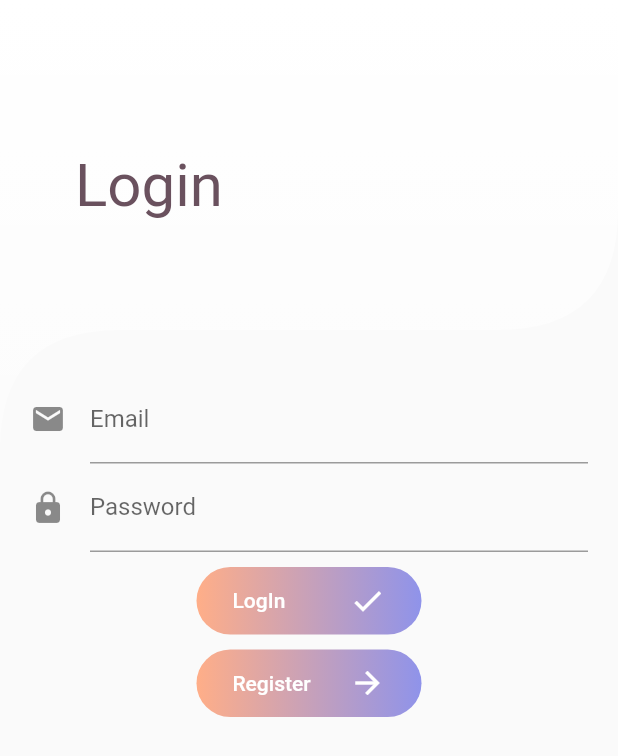
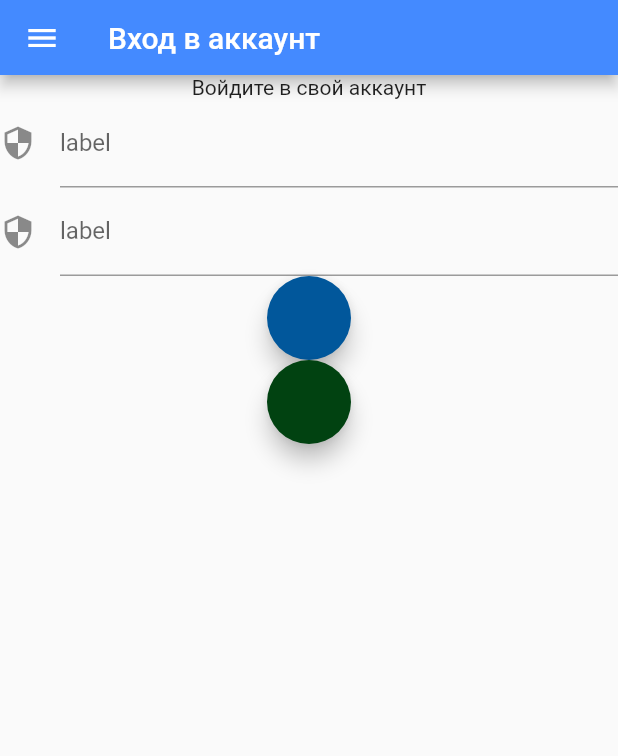
Before and after one commit to bsh04/barbershop, a Flutter app: the screen it shows after launch, on a phone screen of 412 x 824 dp. Shown: the top 756 px of the screen. Run offline on Flutter 3.47's test engine with Material 2 defaults, Android fonts, the phone set to English and light mode, and no system bars; our stand-ins replace equatable, firebase_auth, flutter_bloc; accounts and stored records are empty.

Commit message:
created custom components (input && button)

```diff
--- a/lib/screens/login/login_screen.dart
+++ b/lib/screens/login/login_screen.dart
@@ -3,6 +3,8 @@ import 'package:firebaseauthproject/repositories/user_repository.dart';
 import 'package:firebaseauthproject/screens/login/login_form.dart';
 import 'package:firebaseauthproject/widgets/app_bar.dart';
 import 'package:firebaseauthproject/widgets/curved_widget.dart';
+import 'package:firebaseauthproject/widgets/custom_button.dart';
+import 'package:firebaseauthproject/widgets/custom_input.dart';
 import 'package:flutter/material.dart';
 import 'package:flutter_bloc/flutter_bloc.dart';
 
@@ -16,43 +18,20 @@ class LoginScreen extends StatelessWidget {
   @override
   Widget build(BuildContext context) {
     return Scaffold(
+      appBar: CustomAppBar('Вход в аккаунт', true),
       body: BlocProvider<LoginBloc>(
         create: (context) => LoginBloc(userRepository: _userRepository),
         child: Container(
           height: double.infinity,
-          child: SingleChildScrollView(
-            child: Stack(
-              children: <Widget>[
-                CurvedWidget(
-                  child: Container(
-                    padding: const EdgeInsets.only(top: 100, left: 50),
-                    width: double.infinity,
-                    height: 300,
-                    decoration: BoxDecoration(
-                      gradient: LinearGradient(
-                        begin: Alignment.topCenter,
-                        end: Alignment.bottomCenter,
-                        colors: [Colors.white, Colors.white.withOpacity(0.4)],
-                      ),
-                    ),
-                    child: Text(
-                      'Login',
-                      style: TextStyle(
-                        fontSize: 40,
-                        color: Color(0xff6a515e),
-                      ),
-                    ),
-                  ),
-                ),
-                Container(
-                  margin: const EdgeInsets.only(top: 230),
-                  child: LoginForm(
-                    userRepository: _userRepository,
-                  ),
-                )
-              ],
-            ),
-          ),
+          child: Column(
+            children: <Widget>[
+              Text('Войдите в свой аккаунт'),
+              CustomInput(),
+              CustomInput(),
+              CustomButton(0xff01579b),
+              CustomButton(0xff014211)
+            ],
+          )
         ),
       ),
     );
--- a/lib/widgets/app_bar.dart
+++ b/lib/widgets/app_bar.dart
@@ -1,27 +1,27 @@
 import 'package:flutter/material.dart';
 
-class AppBarWidget extends StatelessWidget {
+class CustomAppBar extends StatelessWidget with PreferredSizeWidget {
+  @override
+  final Size preferredSize;
+  final bool isMenu;
 
   final String title;
 
-  const AppBarWidget(
-    this.title, {
-    Key key,
-  })  : super(key: key);
+  CustomAppBar(
+      this.title,
+      this.isMenu,
+      { Key key,}) : preferredSize = Size.fromHeight(50.0),
+        super(key: key);
 
   @override
   Widget build(BuildContext context) {
     return AppBar(
-      leading: Icon(Icons.menu),
-      title: Text('Page title'),
-      actions: [
-        Padding(
-          padding: EdgeInsets.symmetric(horizontal: 16),
-          child: Icon(Icons.search),
-        ),
-        Icon(Icons.more_vert),
-      ],
-      backgroundColor: Colors.purple,
+      leading: isMenu ? new IconButton(icon: Icon(Icons.menu), onPressed: () => {}) : null,
+      title: Text(
+        title,
+        style: TextStyle(color: Colors.white),
+      ),
+      backgroundColor: Colors.blueAccent,
       automaticallyImplyLeading: true,
     );
   }
--- /dev/null
+++ b/lib/widgets/custom_button.dart
@@ -0,0 +1,17 @@
+import 'package:flutter/material.dart';
+
+class CustomButton extends StatelessWidget {
+
+  final int bgColor;
+
+  const CustomButton(this.bgColor, {Key key}) : super(key: key);
+
+  @override
+  Widget build(BuildContext context) {
+    return FloatingActionButton(
+      backgroundColor: Color(bgColor),
+        onPressed: () => {}
+        );
+  }
+
+}
--- /dev/null
+++ b/lib/widgets/custom_input.dart
@@ -0,0 +1,17 @@
+import 'package:flutter/material.dart';
+
+class CustomInput extends StatelessWidget {
+
+  const CustomInput({Key key}) : super(key: key);
+
+  @override
+  Widget build(BuildContext context) {
+    return TextFormField(
+      decoration: const InputDecoration(
+        icon: Icon(Icons.security),
+        labelText: 'label',
+      ),
+    );
+  }
+
+}
```
